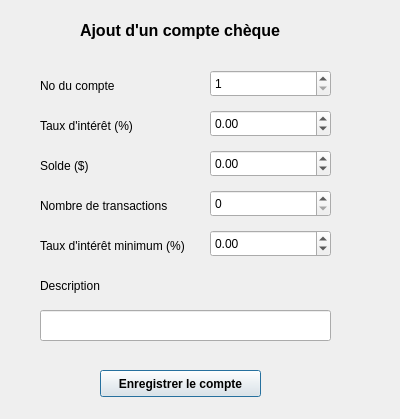
matlegdal/banque-app, file ClientGUI/ajoutchequeinterface.ui: the form before one commit.
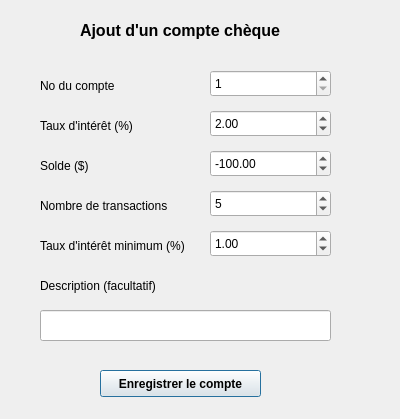
The form after the commit.

Commit message: Ajoute les informations du client par défaut. Ajoute la possibilité de laisser le champ "Description" vide dans l'ajout de compte chèque .

The edit to the form file:
```diff
--- a/ClientGUI/ajoutchequeinterface.ui
+++ b/ClientGUI/ajoutchequeinterface.ui
@@ -118,6 +118,9 @@
    <property name="maximum">
     <double>100.000000000000000</double>
    </property>
+   <property name="value">
+    <double>2.000000000000000</double>
+   </property>
   </widget>
   <widget class="QLabel" name="label_solde">
    <property name="geometry">
@@ -162,6 +165,9 @@
    <property name="singleStep">
     <double>100.000000000000000</double>
    </property>
+   <property name="value">
+    <double>-100.000000000000000</double>
+   </property>
   </widget>
   <widget class="QLabel" name="label_nombreTransactions">
    <property name="geometry">
@@ -204,7 +210,7 @@
     <number>40</number>
    </property>
    <property name="value">
-    <number>0</number>
+    <number>5</number>
    </property>
   </widget>
   <widget class="QLabel" name="label_tauxInteretMinimum">
@@ -247,6 +253,9 @@
    <property name="maximum">
     <double>100.000000000000000</double>
    </property>
+   <property name="value">
+    <double>1.000000000000000</double>
+   </property>
   </widget>
   <widget class="QLabel" name="label_description">
    <property name="geometry">
@@ -264,7 +273,7 @@
     </font>
    </property>
    <property name="text">
-    <string>Description</string>
+    <string>Description (facultatif)</string>
    </property>
   </widget>
   <widget class="QPushButton" name="pushButton_ajoutCheque">
```
The commit also changes 5 other files.
